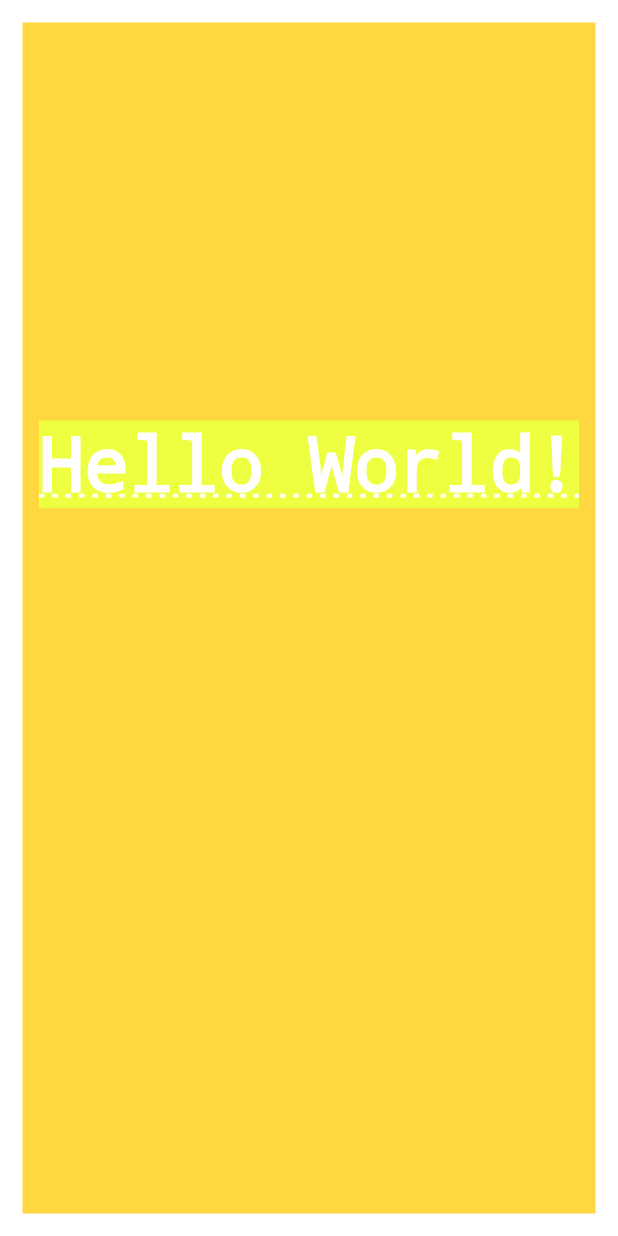
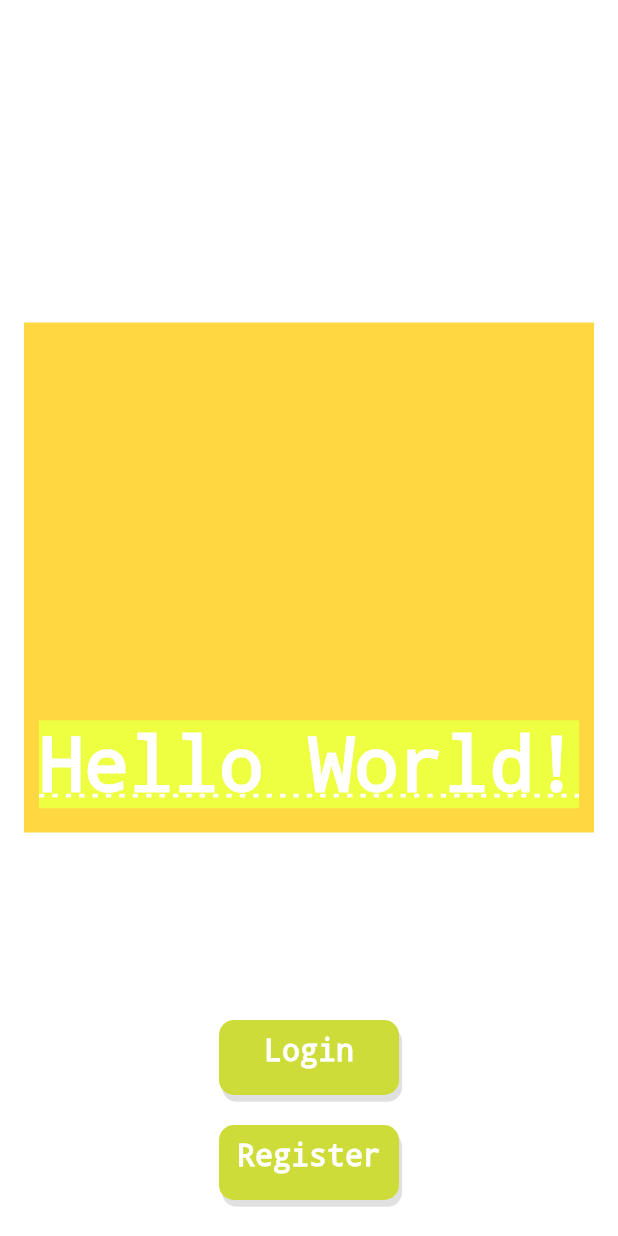
Before and after one commit to cloudfly111/MVVMF, a Flutter app: the screen it shows after launch, on a phone screen of 412 x 824 dp. Run offline on Flutter 3.47's test engine with Material 2 defaults, Android fonts, the phone set to English and light mode, and no system bars.

Commit message:
create custom Button widget with rounded border and shadow ,then add two custom button

```diff
--- a/lib/main.dart
+++ b/lib/main.dart
@@ -5,10 +5,75 @@ void main() {
   runApp(// runApp() function is the root of widget tree
       MaterialApp(
     // the first layer is MaterialApp widget
-    // the second layer is Text widget for displaying 'Hello world' sentence with special decoration.
-    home: MyText(),
+    // the second layer is Container widget for display 'Hello World' title and two buttons
+    home: Container(
+      //set the top padding to 200
+      padding: EdgeInsets.only(top: 200),
+      //set the main background color as white
+      color: Colors.white,
+        // set the position of widget to horizontal center
+        child: Row(
+          mainAxisAlignment: MainAxisAlignment.center,
+          children: [
+            // set widget order by vertical
+            Column(
+              children: [MyText(),Padding(padding: EdgeInsets.all(50)),MyButton("Login"), MyButton("Register")],
+            ),
+          ],
+        )),
   ));
 }
+
+//create button with padding in both outside and inside
+// green background-color , white font-color , rounded border and shadow
+class MyButton extends StatelessWidget{
+  //the title of button
+  String title ='';
+  MyButton(String title) : this.title = title;
+
+  @override
+  Widget build(BuildContext context) {
+    // set outside padding as 10
+    return Padding(
+      padding: EdgeInsets.all(10),
+      //set the width and height of button as 50 and 120 respectively
+      child: SizedBox(
+          height: 50,
+          width: 120,
+          child: Container(
+            //set inside padding as 8
+            padding: EdgeInsets.all(8.0),
+            //set the background color as green, border rounded , shadow under the button
+            decoration: BoxDecoration(
+              color: Colors.lime,
+              borderRadius: BorderRadius.all(Radius.circular(10)),
+              boxShadow: [
+                BoxShadow(
+                    color: Colors.black12, offset: Offset.fromDirection(20,5))
+              ],
+            ),
+            //set the style of text of button
+            child: Text(
+              title,
+              //set the text placed on horizontal center
+              textAlign: TextAlign.center,
+              //set the flow of text is from left to right
+              textDirection: TextDirection.ltr,
+              style: TextStyle(
+                // set font color as white
+                  color: Colors.white,
+                  // set the size of font as 20
+                  fontSize: 20,
+                  // set text without underline
+                  decoration: TextDecoration.none,
+              ),
+            ),
+          )),
+    );
+  }
+
+}
+
 
 /// create a class MyText to set the postion of text and text style.
 class MyText extends StatelessWidget {
```
